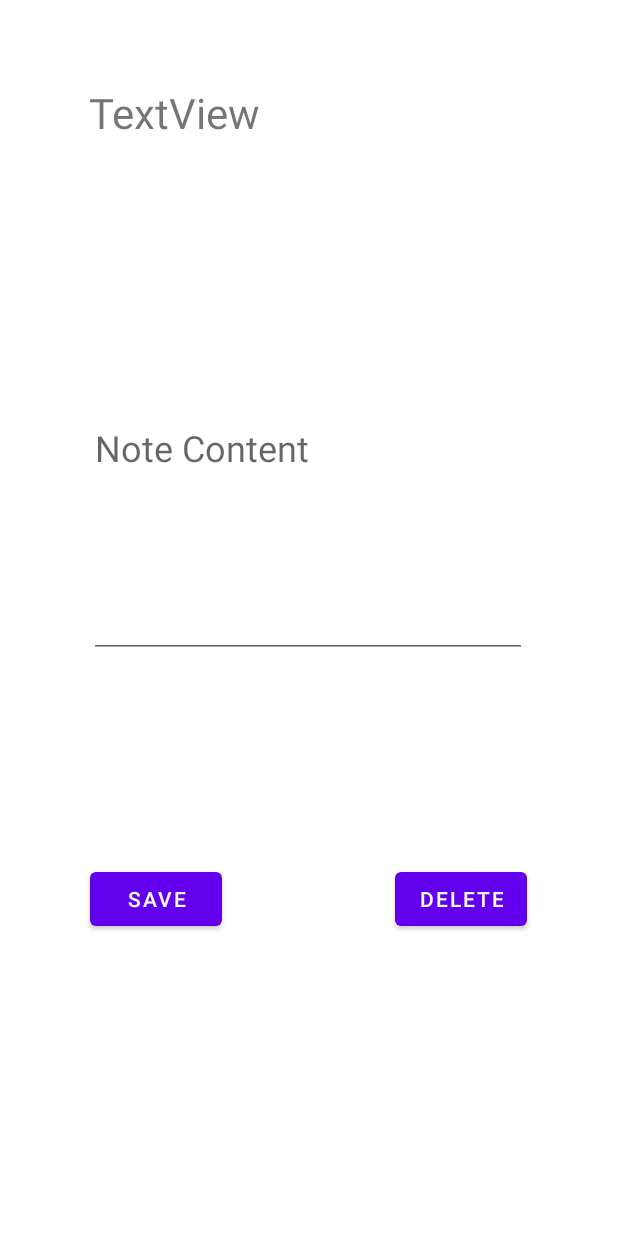
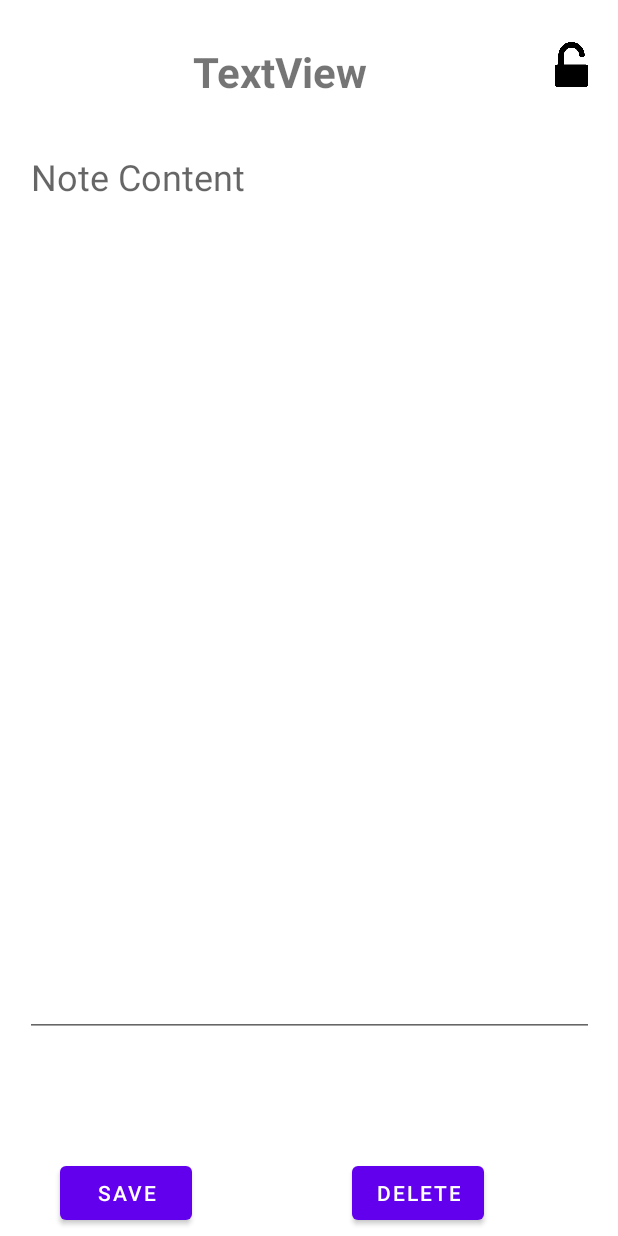
Before and after one commit to ngxquanganh/NoteApp, an Android app: the EditNoteFragment screen opened through its navigation route, on a phone screen of 412 x 824 dp. Run offline under Robolectric (Android 15) with nearby library versions, the phone set to English and light mode, and no system bars; 5 statements that could not run were skipped.

Commit message:
new feature: password for note

```diff
--- /dev/null
+++ b/app/src/main/java/com/example/noteapplication/CallbackInterface.java
@@ -0,0 +1,5 @@
+package com.example.noteapplication;
+
+public interface CallbackInterface {
+    void refreshLockStatus();
+}
--- a/app/src/main/java/com/example/noteapplication/frag/EditNoteFragment.java
+++ b/app/src/main/java/com/example/noteapplication/frag/EditNoteFragment.java
@@ -1,24 +1,27 @@
 package com.example.noteapplication.frag;
 
 import android.annotation.SuppressLint;
+import android.content.Context;
 import android.os.Bundle;
 import android.os.Handler;
 import android.view.LayoutInflater;
 import android.view.View;
 import android.view.ViewGroup;
 import android.view.View.OnClickListener;
+import android.view.inputmethod.InputMethodManager;
 import android.widget.Button;
 import android.widget.EditText;
+import android.widget.ImageButton;
 import android.widget.TextView;
 import android.widget.Toast;
 
-import androidx.annotation.NonNull;
-import androidx.annotation.Nullable;
 import androidx.fragment.app.Fragment;
-import androidx.fragment.app.FragmentManager;
 import androidx.navigation.Navigation;
 
+import com.example.noteapplication.CallbackInterface;
+import com.example.noteapplication.DelPwdDialog;
 import com.example.noteapplication.R;
+import com.example.noteapplication.SetPwdDialog;
 import com.example.noteapplication.network.Interface;
 import com.example.noteapplication.network.RetrofitClientInstance;
 import com.example.noteapplication.note.Note;
@@ -29,13 +32,17 @@ import retrofit2.Call;
 import retrofit2.Callback;
 import retrofit2.Response;
 
-public class EditNoteFragment extends Fragment {
+public class EditNoteFragment extends Fragment implements CallbackInterface {
     private TextView tVTitle;
     private EditText contentEditText;
     private Note note;
     Button btnDel;
     Button btnSave;
     private int id_note;
+    ImageButton imageBtnLock;
+
+    CallbackInterface callbackInterface = this;
+
     public EditNoteFragment() {
         // Required empty public constructor
     }
@@ -63,8 +70,25 @@ public class EditNoteFragment extends Fragment {
         id_note = note.getId();
 
         btnDel = view.findViewById(R.id.button_delete);
-        btnSave= view.findViewById(R.id.button_save);
+        btnSave = view.findViewById(R.id.button_save);
+        imageBtnLock = view.findViewById(R.id.imageButton_Lock);
 
+        imageBtnLock.setOnClickListener(new OnClickListener() {
+            @Override
+            public void onClick(View v) {
+                if (note.isLocked()) {
+                    DelPwdDialog dialog = new DelPwdDialog(getContext(), note, callbackInterface);
+                    dialog.show();
+
+                } else {
+                    SetPwdDialog dialog = new SetPwdDialog(getContext(), note, callbackInterface);
+                    dialog.show();
+
+                }
+
+
+            }
+        });
         btnDel.setOnClickListener(new View.OnClickListener() {
             @Override
             public void onClick(View v) {
@@ -90,7 +114,7 @@ public class EditNoteFragment extends Fragment {
                                     // Navigate back to MainFragment after 2 seconds
                                     Navigation.findNavController(view).navigate(R.id.action_editNoteFragment_to_mainFragment);
                                 }
-                        }, 2000); // Delay 2 seconds
+                            }, 500); // Delay 0.5 seconds
 
                         } else {
                             // Delete failed, show an error message
@@ -104,7 +128,9 @@ public class EditNoteFragment extends Fragment {
                         Toast.makeText(getContext(), "Error: " + t.getMessage(), Toast.LENGTH_SHORT).show();
                     }
                 });
-        };
+            }
+
+            ;
         });
         btnSave.setOnClickListener(new OnClickListener() {
             @Override
@@ -130,7 +156,7 @@ public class EditNoteFragment extends Fragment {
                                     // Navigate back to MainFragment after 2 seconds
                                     Navigation.findNavController(view).navigate(R.id.action_editNoteFragment_to_mainFragment);
                                 }
-                            }, 2000); // Delay 2 seconds
+                            }, 500); // Delay 0.5 seconds
 
                         } else {
                             // Update failed, show an error message
@@ -146,6 +172,21 @@ public class EditNoteFragment extends Fragment {
                 });
             }
         });
+
+        if(note.isLocked())
+            imageBtnLock.setImageResource(R.drawable.lock);
+        else
+            imageBtnLock.setImageResource(R.drawable.unlock);
         return view;
     };
+
+    @Override
+    public void refreshLockStatus() {
+     if(note.isLocked())
+            imageBtnLock.setImageResource(R.drawable.lock);
+        else
+            imageBtnLock.setImageResource(R.drawable.unlock);
     }
+
+
+}
--- a/app/src/main/java/com/example/noteapplication/network/Interface.java
+++ b/app/src/main/java/com/example/noteapplication/network/Interface.java
@@ -47,5 +47,16 @@ public interface Interface {
             @Query("id_note") int id_note,
             @Query("content") String content,
             @Query("date_modify") String dateModify);
+    @PUT("notes/setpass")
+    Call<Void> setPass(
+            @Query("id_note") int id_note,
+            @Query("pass") String password
+    );
+
+    @PUT("notes/deletepass")
+    Call<Void> deletePass
+            (
+                    @Query("id_note") int id_note
+            );
 
 }
--- a/app/src/main/res/layout/edit_note_fragment.xml
+++ b/app/src/main/res/layout/edit_note_fragment.xml
@@ -9,16 +9,16 @@
 
     <EditText
         android:id="@+id/etex_content"
-        android:layout_width="292dp"
-        android:layout_height="279dp"
-        android:layout_marginTop="40dp"
+        android:layout_width="379dp"
+        android:layout_height="600dp"
+        android:layout_marginTop="12dp"
         android:ems="10"
         android:hint="Note Content"
         android:inputType="textPersonName"
         android:minHeight="48dp"
         android:textSize="24sp"
+        android:gravity="start"
         app:layout_constraintEnd_toEndOf="parent"
-        app:layout_constraintHorizontal_bias="0.495"
         app:layout_constraintStart_toStartOf="parent"
         app:layout_constraintTop_toBottomOf="@+id/textViewTitle" />
 
@@ -26,10 +26,9 @@
         android:id="@+id/button_save"
         android:layout_width="wrap_content"
         android:layout_height="wrap_content"
-        android:layout_marginStart="60dp"
-        android:layout_marginBottom="64dp"
+        android:layout_marginStart="40dp"
+        android:layout_marginTop="80dp"
         android:text="Save"
-        app:layout_constraintBottom_toBottomOf="parent"
         app:layout_constraintStart_toStartOf="parent"
         app:layout_constraintTop_toBottomOf="@+id/etex_content" />
 
@@ -38,11 +37,10 @@
         android:layout_width="wrap_content"
         android:layout_height="wrap_content"
         android:layout_marginStart="52dp"
-        android:layout_marginBottom="64dp"
+        android:layout_marginTop="80dp"
         android:text="delete"
-        app:layout_constraintBottom_toBottomOf="parent"
         app:layout_constraintEnd_toEndOf="parent"
-        app:layout_constraintHorizontal_bias="0.509"
+        app:layout_constraintHorizontal_bias="0.38"
         app:layout_constraintStart_toEndOf="@+id/button_save"
         app:layout_constraintTop_toBottomOf="@+id/etex_content" />
 
@@ -50,11 +48,28 @@
         android:id="@+id/textViewTitle"
         android:layout_width="293dp"
         android:layout_height="63dp"
-        android:layout_marginTop="56dp"
+        android:layout_marginTop="16dp"
+        android:gravity="center"
         android:text="TextView"
         android:textSize="28sp"
+        android:textStyle="bold"
         app:layout_constraintEnd_toEndOf="parent"
+        app:layout_constraintHorizontal_bias="0.338"
         app:layout_constraintStart_toStartOf="parent"
+        app:layout_constraintTop_toTopOf="parent" />
+
+    <ImageButton
+        android:background="@color/white"
+        android:scaleType="centerCrop"
+        android:id="@+id/imageButton_Lock"
+        android:layout_width="30dp"
+        android:layout_height="30dp"
+        android:layout_marginTop="28dp"
+        android:layout_marginEnd="16dp"
+        android:src="@drawable/lock"
+        app:layout_constraintEnd_toEndOf="parent"
+        app:layout_constraintHorizontal_bias="1.0"
+        app:layout_constraintStart_toEndOf="@+id/textViewTitle"
         app:layout_constraintTop_toTopOf="parent" />
 
 
```
Also changed, not shown: app/src/main/java/com/example/noteapplication/ConfirmPwdDialog.java (added, +62 -0 lines), app/src/main/java/com/example/noteapplication/DelPwdDialog.java (added, +73 -0 lines), app/src/main/java/com/example/noteapplication/SetPwdDialog.java (added, +77 -0 lines), app/src/main/java/com/example/noteapplication/dialog.java (added, +33 -0 lines), app/src/main/java/com/example/noteapplication/frag/MainFragment.java (+24 -7 lines), app/src/main/java/com/example/noteapplication/note/Note.java (+22 -0 lines), app/src/main/java/com/example/noteapplication/note/NoteAdapter.java (+14 -2 lines), app/src/main/res/layout/del_pwd_note_dialog.xml (added, +52 -0 lines), app/src/main/res/layout/dialog_layout.xml (added, +38 -0 lines), app/src/main/res/layout/item_view.xml (+45 -23 lines), app/src/main/res/layout/set_pwd_note_dialog.xml (added, +59 -0 lines), app/src/main/res/drawable/lock.png (added), app/src/main/res/drawable/unlock.png (added). Lines whose indentation alone changed are shown as unchanged.
